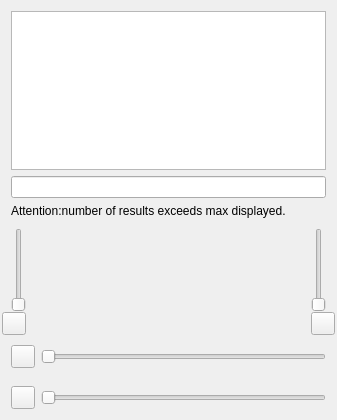
Qt form src/ui/sflphone_kdeview_base.ui (KDE/ring-kde) before a commit.
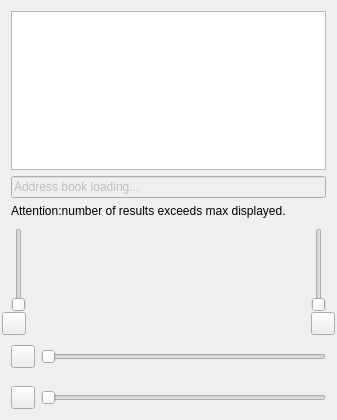
The same form after that commit. The open tabs and pages were chosen to show the change. Icons and pictures are not drawn. Custom widgets are drawn as their Qt base class.

Commit message: codeclistmodel + asynchronous loading of address book + enable/disable address book

The edit to the form file:
```diff
--- a/src/ui/sflphone_kdeview_base.ui
+++ b/src/ui/sflphone_kdeview_base.ui
@@ -66,6 +66,12 @@
        </item>
        <item>
         <widget class="KLineEdit" name="lineEdit_addressBook">
+         <property name="enabled">
+          <bool>false</bool>
+         </property>
+         <property name="text">
+          <string>Address book loading...</string>
+         </property>
          <property name="showClearButton" stdset="0">
           <bool>true</bool>
          </property>
```
The commit also changes 21 other files.
